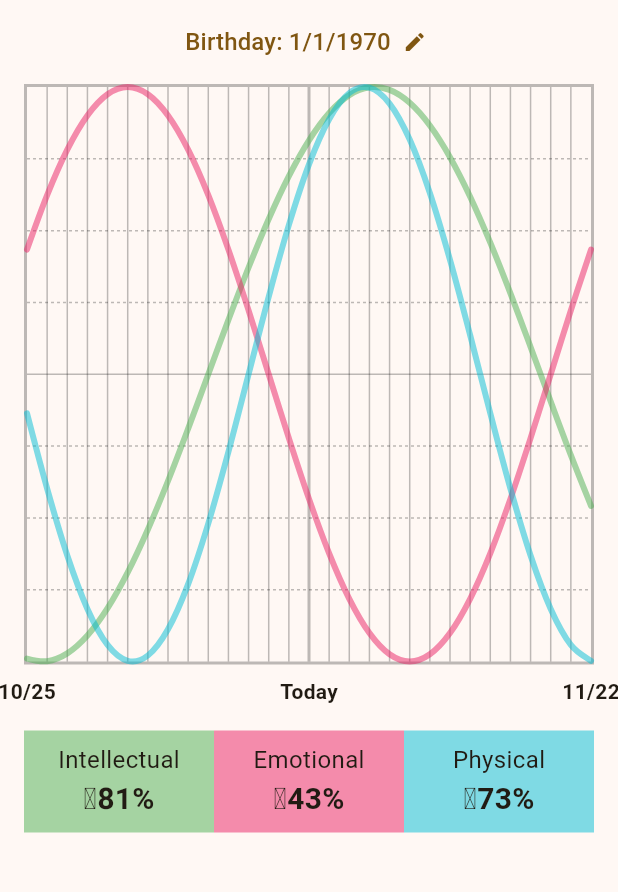
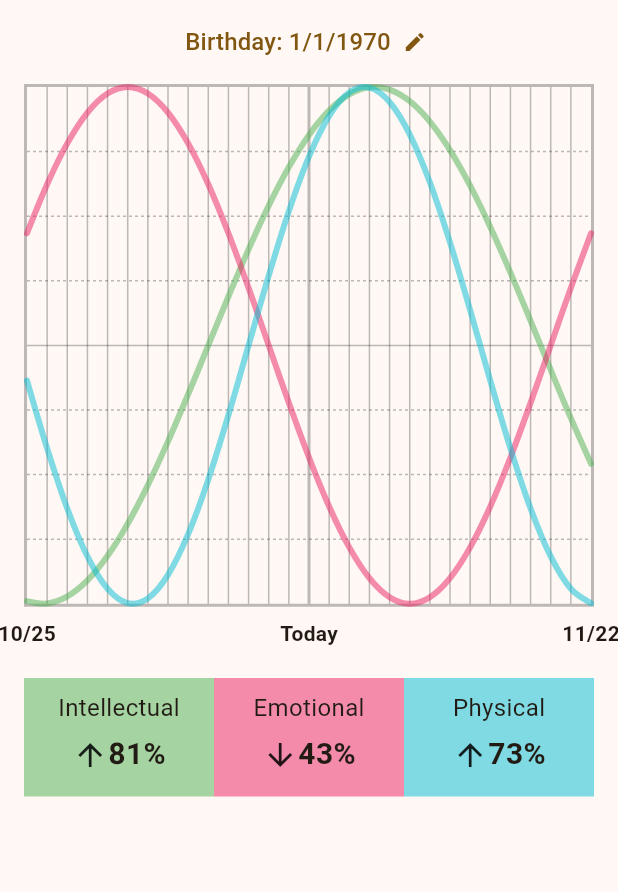
Before and after one commit to ncosgray/biorhythmmm, a Flutter app: the screen it shows after launch, after a tap on an icon or button, on a phone screen of 412 x 824 dp, the part 84-976 px from its top. Run offline on Flutter 3.47's test engine with Material 3 defaults, Android fonts, the phone set to English and light mode, and no system bars; drawn by our look-alikes of fl_chart; our stand-ins replace shared_preferences.

Commit message:
improve handling UI size and OS variations

```diff
--- a/lib/biorhythm_chart.dart
+++ b/lib/biorhythm_chart.dart
@@ -58,15 +58,14 @@ class BiorhythmChartState extends State<BiorhythmChart> {
 
   @override
   Widget build(BuildContext context) {
-    return AspectRatio(
-      aspectRatio: 0.8,
-      child: Column(
+    return Column(
       crossAxisAlignment: CrossAxisAlignment.stretch,
       children: <Widget>[
         // Biorhythm chart
-          Expanded(
-            child: Padding(
+        Padding(
           padding: const EdgeInsets.symmetric(horizontal: 16),
+          child: AspectRatio(
+            aspectRatio: 1,
             child: LineChart(
               biorhythmData,
               duration: const Duration(milliseconds: 250),
@@ -90,7 +89,6 @@ class BiorhythmChartState extends State<BiorhythmChart> {
           ),
         ),
       ],
-      ),
     );
   }
 
@@ -197,7 +195,7 @@ class BiorhythmChartState extends State<BiorhythmChart> {
 
   SideTitles get bottomTitles => SideTitles(
         showTitles: true,
-        reservedSize: 28,
+        reservedSize: titleStyle.fontSize! * 2.25,
         interval: 1,
         getTitlesWidget: bottomTitleWidgets,
       );
@@ -286,13 +284,25 @@ class BiorhythmChartState extends State<BiorhythmChart> {
         ),
         child: Column(
           children: [
+            // Name label
             Text(
               biorhythm.name,
               maxLines: 1,
               overflow: TextOverflow.ellipsis,
               style: labelStyle,
             ),
-            Text(directionalPercent(point), style: pointStyle),
+            // Point percentage with phase icon
+            SizedBox.fromSize(
+              size: Size.fromHeight(pointStyle.fontSize!) * 2,
+              child: Row(
+                mainAxisAlignment: MainAxisAlignment.center,
+                mainAxisSize: MainAxisSize.min,
+                children: [
+                  Icon(getPhaseIcon(point)),
+                  Text(shortPercent(point), style: pointStyle),
+                ],
+              ),
+            ),
           ],
         ),
       ),
--- a/lib/helpers.dart
+++ b/lib/helpers.dart
@@ -13,6 +13,7 @@
 // Biorhythmmm
 // - Helper functions for string formatting
 
+import 'package:flutter/material.dart';
 import 'package:intl/intl.dart';
 
 // Get inclusive date difference in days
@@ -33,10 +34,24 @@ String longDate(DateTime d) {
   return DateFormat.yMd().format(d);
 }
 
-// Format number as percent with directional indicator
-String directionalPercent(double x) {
-  x = (x * 1000).round() / 10; // Round to neareast percent
-  return x == 0
-      ? '\u27350%'
-      : '${x > 0 ? '\u2191' : '\u2193'}${x.toInt().abs()}%';
+// Round double to neareast int
+int roundInt(double x) {
+  return (x * 1000).round() ~/ 10;
 }
+
+// Format number as absolute percent
+String shortPercent(double x) {
+  return '${roundInt(x).abs()}%';
+}
+
+// Get phase icon for a value (up, down, or critical)
+IconData getPhaseIcon(double x) {
+  int i = roundInt(x);
+  if (i == 0) {
+    return Icons.warning;
+  } else if (i > 0) {
+    return Icons.arrow_upward;
+  } else {
+    return Icons.arrow_downward;
+  }
+}
```
Lines whose indentation alone changed are shown as unchanged.
